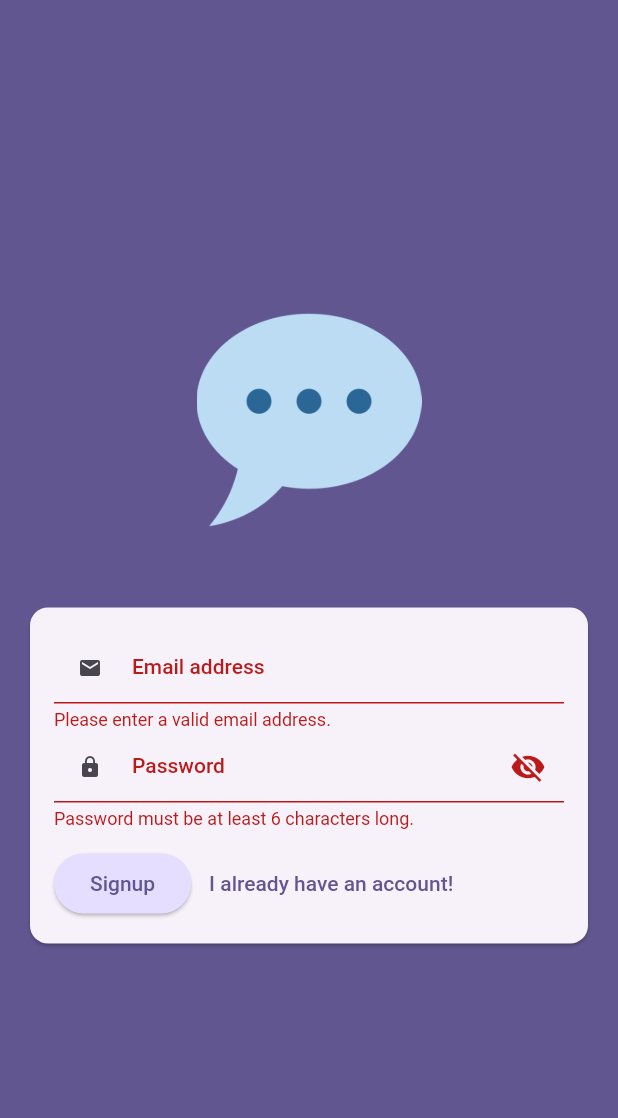
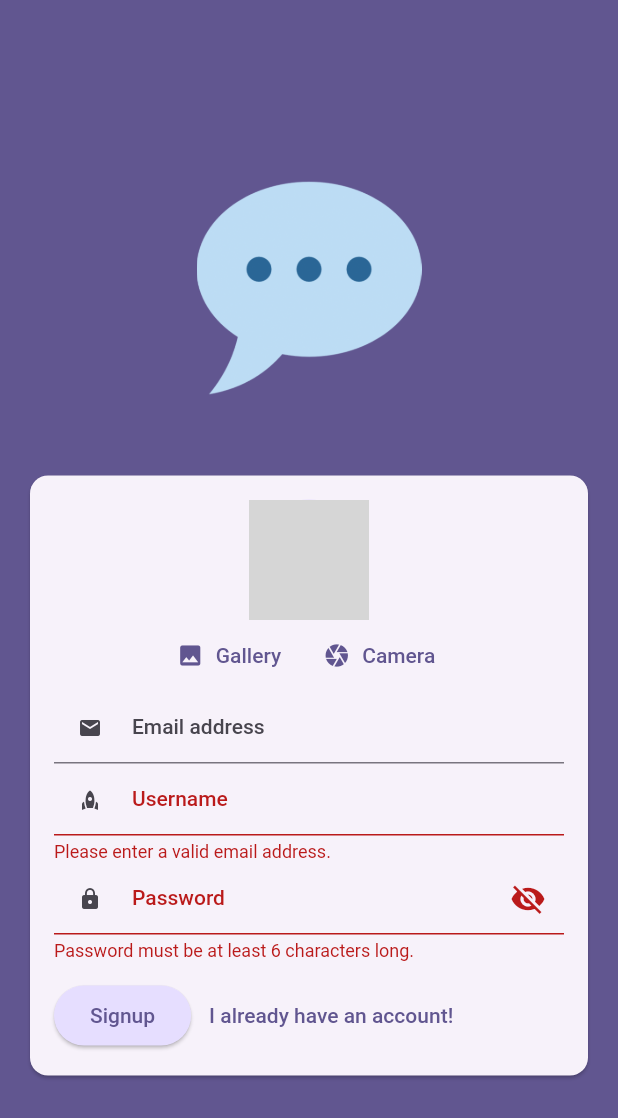
Before and after one commit to lelouch248/chat_app_flutter, a Flutter app: the screen it shows after launch, after a tap on "Login", after a tap on "Create new account", on a phone screen of 412 x 824 dp. Shown: the top 1118 px of the screen. Run offline on Flutter 3.47's test engine with Material 2 defaults, Android fonts, the phone set to English and light mode, and no system bars; our stand-ins replace cloud_firestore, email_validator, firebase_auth, firebase_core, firebase_storage, image_picker; accounts and stored records are empty; network calls fail; grey boxes are pictures that could not be loaded.

```diff
--- a/lib/screens/auth.dart
+++ b/lib/screens/auth.dart
@@ -1,6 +1,11 @@
+import 'dart:io';
+
+import 'package:chat_app/widgets/user_image_picker.dart';
+import 'package:firebase_storage/firebase_storage.dart';
 import 'package:flutter/material.dart';
 import 'package:email_validator/email_validator.dart';
 import 'package:firebase_auth/firebase_auth.dart';
+import 'package:cloud_firestore/cloud_firestore.dart';
 
 final _firebase = FirebaseAuth.instance;
 
@@ -15,22 +20,45 @@ class _AuthScreenState extends State<AuthScreen> {
   final _form = GlobalKey<FormState>();
   bool _showPassword = false;
   var _isLogin = true;
-  var _enteredEmail;
-  var _enteredPassword;
+  var _enteredEmail = '';
+  var _enteredPassword = '';
+  var _enteredUsername = '';
+  var _isAuthenticating = false;
+  File? _selectedImage;
 
   void _submit() async {
     final isValid = _form.currentState!.validate();
-    if (!isValid) {
+    if (!isValid || !_isLogin && _selectedImage == null) {
+      // show some error message if you want to
       return;
     }
+
     _form.currentState!.save();
     try {
+      setState(() {
+        _isAuthenticating = true;
+      });
       if (_isLogin) {
         final userCredentials = await _firebase.signInWithEmailAndPassword(
             email: _enteredEmail, password: _enteredPassword);
       } else {
         final userCredential = await _firebase.createUserWithEmailAndPassword(
             email: _enteredEmail, password: _enteredPassword);
+        final storageRef = FirebaseStorage.instance
+            .ref() //gives access to firebase cloud storage
+            .child('user_images') // creates a new path in the storage bucket
+            .child(
+                '${userCredential.user!.uid}.jpg'); // now we are inside user_images folder
+        await storageRef.putFile(_selectedImage!);
+        final imageUrl = await storageRef.getDownloadURL();
+        await FirebaseFirestore.instance
+            .collection('users')
+            .doc(userCredential.user!.uid)
+            .set({
+          'username': _enteredUsername,
+          'email': _enteredEmail,
+          'image_url': imageUrl
+        });
       }
     } on FirebaseAuthException catch (error) {
       if (error.code == 'email-already-in-use') {
@@ -43,6 +71,9 @@ class _AuthScreenState extends State<AuthScreen> {
           backgroundColor: Theme.of(context).colorScheme.error,
         ),
       );
+      setState(() {
+        _isAuthenticating = false;
+      });
     }
   }
 
@@ -79,6 +110,12 @@ class _AuthScreenState extends State<AuthScreen> {
                     child: Column(
                       mainAxisSize: MainAxisSize.min,
                       children: [
+                        if (!_isLogin)
+                          UserImagePicker(
+                            onPickImage: (pickedImage) {
+                              _selectedImage = pickedImage;
+                            },
+                          ),
                         TextFormField(
                           keyboardType: TextInputType.emailAddress,
                           autocorrect: false,
@@ -100,6 +137,29 @@ class _AuthScreenState extends State<AuthScreen> {
                           },
                           onSaved: (newValue) {
                             _enteredEmail = newValue!;
+                          },
+                        ),
+                        if (!_isLogin)
+                          TextFormField(
+                            decoration: const InputDecoration(
+                              labelText: 'Username',
+                              prefixIcon: Padding(
+                                padding: EdgeInsetsDirectional.only(
+                                    start: 12, end: 12),
+                                child: Icon(Icons.rocket, size: 16),
+                              ),
+                            ),
+                            enableSuggestions: false,
+                            validator: (value) {
+                              if (value == null ||
+                                  value.isEmpty ||
+                                  value.trim().length < 4) {
+                                return 'please enter atleast 4 characters';
+                              }
+                              return null;
+                            },
+                            onSaved: (newValue) {
+                              _enteredUsername = newValue!;
                             },
                           ),
                         TextFormField(
@@ -140,6 +200,11 @@ class _AuthScreenState extends State<AuthScreen> {
                         const SizedBox(
                           height: 12,
                         ),
+                        if (_isAuthenticating)
+                          CircularProgressIndicator(
+                            color: Theme.of(context).colorScheme.primary,
+                          ),
+                        if (!_isAuthenticating)
                           Row(
                             children: [
                               ElevatedButton(
--- /dev/null
+++ b/lib/widgets/user_image_picker.dart
@@ -0,0 +1,90 @@
+import 'dart:io';
+
+import 'package:flutter/material.dart';
+import 'package:image_picker/image_picker.dart';
+
+class UserImagePicker extends StatefulWidget {
+  const UserImagePicker({super.key, required this.onPickImage});
+  final void Function(File pickedImage) onPickImage;
+
+  @override
+  State<UserImagePicker> createState() => _UserImagePickerState();
+}
+
+class _UserImagePickerState extends State<UserImagePicker> {
+  File? _pickedImageFile;
+
+  void _getFromGallery() async {
+    final pickedImage = await ImagePicker().pickImage(
+      source: ImageSource.gallery,
+      imageQuality: 50,
+      maxWidth: 150,
+      maxHeight: 150,
+    );
+    if (pickedImage == null) {
+      return;
+    }
+    setState(() {
+      _pickedImageFile = File(pickedImage.path);
+    });
+    widget.onPickImage(_pickedImageFile!);
+  }
+
+  void _getFromCamera() async {
+    final pickedImage = await ImagePicker().pickImage(
+      source: ImageSource.camera,
+      imageQuality: 50,
+      maxWidth: 150,
+      maxHeight: 150,
+    );
+    if (pickedImage == null) {
+      return;
+    }
+    setState(() {
+      _pickedImageFile = File(pickedImage.path);
+    });
+    widget.onPickImage(_pickedImageFile!);
+  }
+
+  @override
+  Widget build(BuildContext context) {
+    return Column(
+      children: [
+        CircleAvatar(
+          radius: 40,
+          backgroundImage: Image.network(
+            'https://cdn.pixabay.com/photo/2016/08/08/09/17/avatar-1577909_1280.png',
+            fit: BoxFit.cover,
+          ).image,
+          foregroundImage:
+              _pickedImageFile != null ? FileImage(_pickedImageFile!) : null,
+        ),
+        Row(
+          mainAxisAlignment: MainAxisAlignment.center,
+          children: [
+            TextButton.icon(
+              onPressed: _getFromGallery,
+              icon: const Icon(Icons.image),
+              label: Text(
+                "Gallery",
+                style: TextStyle(
+                  color: Theme.of(context).colorScheme.primary,
+                ),
+              ),
+            ),
+            TextButton.icon(
+              onPressed: _getFromCamera,
+              icon: const Icon(Icons.camera),
+              label: Text(
+                "Camera",
+                style: TextStyle(
+                  color: Theme.of(context).colorScheme.primary,
+                ),
+              ),
+            ),
+          ],
+        ),
+      ],
+    );
+  }
+}
--- a/pubspec.yaml
+++ b/pubspec.yaml
@@ -40,6 +40,8 @@ dependencies:
   firebase_auth: ^4.7.1
   firebase_storage: ^11.2.5
   image_picker: ^1.0.1
+  cloud_firestore: ^4.8.3
+  firebase_messaging: ^14.6.5
 
 dev_dependencies:
   flutter_test:
```
Also changed, not shown: lib/screens/chat.dart (+5 -4 lines), lib/widgets/chat_messages.dart (added, +70 -0 lines), lib/widgets/message_bubble.dart (added, +147 -0 lines), lib/widgets/new_message.dart (added, +69 -0 lines), pubspec.lock, 2 other files. Lines whose indentation alone changed are shown as unchanged.
